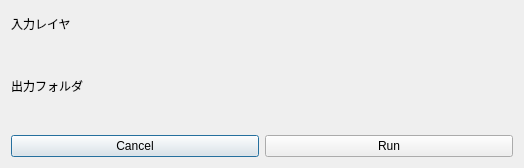
The window that dem_to_csmap.ui (MIERUNE/csmap-qgis-plugin) describes before a commit, drawn with Qt 5.
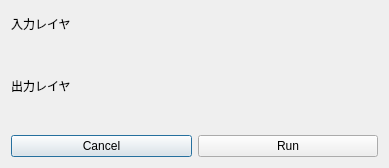
The same window after the commit. Custom widgets are drawn as their Qt base class.

Commit message: feature:出力先で名前をつけて保存

What changed in the file:
```diff
--- a/dem_to_csmap.ui
+++ b/dem_to_csmap.ui
@@ -6,7 +6,7 @@
    <rect>
     <x>0</x>
     <y>0</y>
-    <width>524</width>
+    <width>389</width>
     <height>168</height>
    </rect>
   </property>
@@ -27,7 +27,7 @@
    <item>
     <widget class="QLabel" name="label_2">
      <property name="text">
-      <string>出力フォルダ</string>
+      <string>出力レイヤ</string>
      </property>
     </widget>
    </item>
```
Left out of the diff: 2 changed lines with no effect on the pictures. The commit also changes 1 other file.
